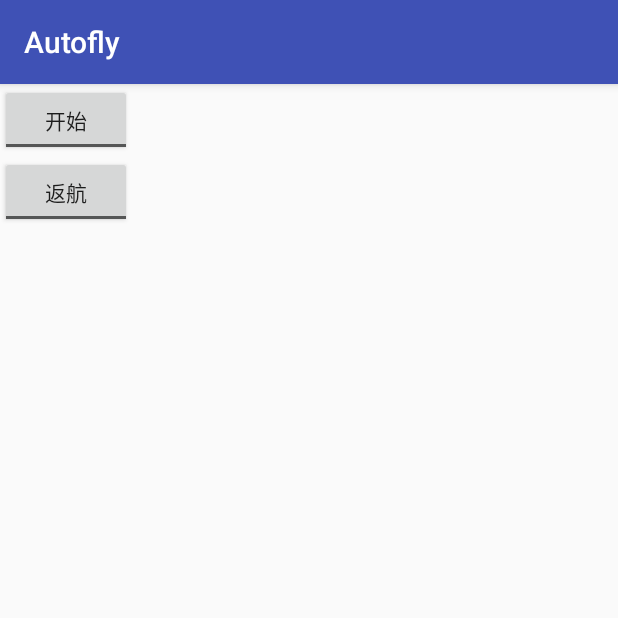
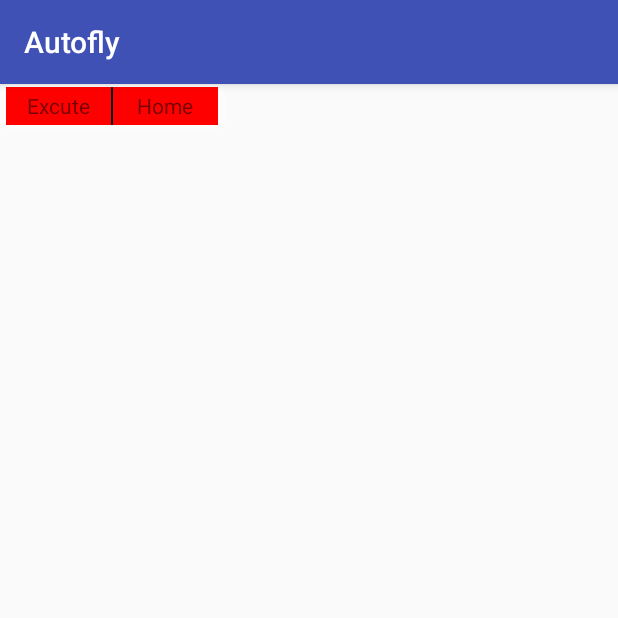
Before and after one commit to WangWeight/hanyupinyin, an Android app: the fragment MissionFrg shown on its own in the app's theme, on a phone screen of 412 x 824 dp, the top half of it. Run offline under Robolectric (Android 15) with nearby library versions, the phone set to English and light mode, and no system bars.

Commit message:
Temp commit

```diff
--- a/app/src/main/java/com/ev4ngel/myapplication/MissionFrg.java
+++ b/app/src/main/java/com/ev4ngel/myapplication/MissionFrg.java
@@ -3,6 +3,7 @@ package com.ev4ngel.myapplication;
 import android.app.AlertDialog;
 import android.app.Fragment;
 import android.content.DialogInterface;
+import android.graphics.Color;
 import android.os.Bundle;
 import android.support.annotation.Nullable;
 import android.view.LayoutInflater;
@@ -19,8 +20,8 @@ import com.ev4ngel.autofly_prj.OnMissionListener;
  * Created by Administrator on 2016/8/9.
  */
 public class MissionFrg extends Fragment implements DialogInterface.OnClickListener,
-        SeekBar.OnSeekBarChangeListener ,
-        CompoundButton.OnCheckedChangeListener{
+        SeekBar.OnSeekBarChangeListener,
+        View.OnClickListener{
     OnMissionListener mListener;
     SeekBar fly_speed_sb;
     SeekBar rotate_speed_sb;
@@ -28,16 +29,18 @@ public class MissionFrg extends Fragment implements DialogInterface.OnClickListe
     TextView fly_speed_tv;
     TextView rotate_speed_tv;
     TextView return_height_tv;
-    ToggleButton mission_opt_tb;
-    ToggleButton gohome_opt_tb;
+    View mission_opt_tb;
+    Boolean isMissionClick=false;
+    View gohome_opt_tb;
+    Boolean isGoHomeClick=false;
     AlertDialog ask_dialog;
     AlertDialog ask_home_dialog;
     @Nullable
     @Override
     public View onCreateView(LayoutInflater inflater, ViewGroup container, Bundle savedInstanceState) {
         View layout=inflater.inflate(R.layout.frg_mission_layout,container,false);
-        mission_opt_tb=(ToggleButton)layout.findViewById(R.id.mission_opt_tb);
-        gohome_opt_tb=(ToggleButton)layout.findViewById(R.id.gohome_opt_tb);
+        mission_opt_tb=layout.findViewById(R.id.mission_opt_tb);
+        gohome_opt_tb=layout.findViewById(R.id.gohome_opt_tb);
         View v=LayoutInflater.from(getActivity()).inflate(R.layout.frg_missionfrg_dialog,null);
         ask_dialog=new AlertDialog.Builder(getActivity())
                 .setTitle("确定信息")
@@ -66,9 +69,9 @@ public class MissionFrg extends Fragment implements DialogInterface.OnClickListe
 
     public void init_listeners()
     {
-        //gohome_opt_tb.setOnClickListener(this);
-        //mission_opt_tb.setOnClickListener(this);
-        mission_opt_tb.setOnCheckedChangeListener(this);
+        gohome_opt_tb.setOnClickListener(this);
+        mission_opt_tb.setOnClickListener(this);
+
     }
     public void setFly_speed(float value)
     {
@@ -82,34 +85,17 @@ public class MissionFrg extends Fragment implements DialogInterface.OnClickListe
     }
 
     @Override
-    public void onCheckedChanged(CompoundButton buttonView, boolean isChecked) {
-        if(!buttonView.isPressed()) return;
-        if(buttonView.getId()==mission_opt_tb.getId())
-        {
-            if(isChecked)
-            {
-                ask_dialog.show();
-            }else{
-                mListener.onStopMission();
-            //stop mission here
-                //mListener.onPrepareMission(0,0,MissionOptSignal.MOS_STOP);
-            }
-        }else if(buttonView.getId()==gohome_opt_tb.getId()){
-
-        }
-    }
-
-    @Override
     public void onClick(DialogInterface dialog, int which) {
         if(dialog!=null )
             if(dialog.toString().equals(ask_dialog.toString()))
             {
                 if(which==DialogInterface.BUTTON_POSITIVE){
-                    mListener.onPrepareMission(fly_speed_sb.getProgress(),return_height_sb.getProgress(),MissionOptSignal.MOS_PREPARE);
+                    mListener.onPrepareMission(fly_speed_sb.getProgress(), return_height_sb.getProgress(), MissionOptSignal.MOS_PREPARE);
+                    isMissionClick=!isMissionClick;
+                    mission_opt_tb.setBackgroundColor(Color.GREEN);
 
-                    mission_opt_tb.setChecked(true);
                 }else{
-                    mission_opt_tb.setChecked(false);
+
                 }
             }else if(dialog.toString().equals(ask_home_dialog.toString())){
                 mListener.onGoHomeMission();
@@ -128,6 +114,29 @@ public class MissionFrg extends Fragment implements DialogInterface.OnClickListe
             }
         }
     }
+    private void resetColor(){
+        gohome_opt_tb.setBackgroundColor(Color.RED);
+        mission_opt_tb.setBackgroundColor(Color.RED);
+    }
+    @Override
+    public void onClick(View v) {
+        resetColor();
+        if(v.getId()==mission_opt_tb.getId()){
+            if(!isMissionClick) {
+                ask_dialog.show();
+            }else{
+                isMissionClick=!isMissionClick;
+
+            }
+        }else if(v.getId()==gohome_opt_tb.getId()){
+            if(!isGoHomeClick){
+                isGoHomeClick=!isGoHomeClick;
+                gohome_opt_tb.setBackgroundColor(Color.GREEN);
+            }else{
+                isGoHomeClick=!isGoHomeClick;
+            }
+        }
+    }
 
     @Override
     public void onStartTrackingTouch(SeekBar seekBar) {
--- /dev/null
+++ b/app/src/main/res/drawable/mission_bg_red.xml
@@ -0,0 +1,5 @@
+<?xml version="1.0" encoding="utf-8"?>
+<shape xmlns:android="http://schemas.android.com/apk/res/android" >
+    <corners android:radius="5dp"/>
+    <solid android:color="#66ffffff"/>
+</shape>
--- a/app/src/main/res/layout/frg_mission_layout.xml
+++ b/app/src/main/res/layout/frg_mission_layout.xml
@@ -1,20 +1,29 @@
 <?xml version="1.0" encoding="utf-8"?>
 <LinearLayout xmlns:android="http://schemas.android.com/apk/res/android"
-              android:orientation="vertical"
-              android:layout_width="match_parent"
-              android:layout_height="match_parent">
-    <ToggleButton
-        android:layout_width="wrap_content"
-        android:layout_height="wrap_content"
-        android:textOff="开始"
-        android:textOn="暂停"
+              android:orientation="horizontal"
+              android:background="@drawable/mission_bg_red"
+              android:layout_width="150dp"
+              android:layout_height="30dp">
+    <TextView
+        android:layout_width="70dp"
+        android:layout_height="25dp"
+        android:layout_marginLeft="4dp"
         android:id="@+id/mission_opt_tb"
-        android:checked="false"/>
-    <ToggleButton
-        android:layout_width="wrap_content"
-        android:layout_height="wrap_content"
-        android:textOn="返航中"
-        android:textOff="返航"
+        android:background="#ff0000"
+        android:layout_gravity="center_vertical"
+        android:gravity="center_horizontal|center_vertical"
+        android:text="Excute"/>
+    <View
+        android:layout_width="1dp"
+        android:layout_height="25dp"
+        android:layout_gravity="center_vertical"
+        android:background="#000000"/>
+    <TextView
+        android:layout_width="70dp"
+        android:layout_height="25dp"
+        android:layout_gravity="center_vertical"
         android:id="@+id/gohome_opt_tb"
-        android:checked="false"/>
+        android:background="#ff0000"
+        android:gravity="center_horizontal|center_vertical"
+        android:text="Home"/>
 </LinearLayout>
--- a/app/src/main/res/values/dimens.xml
+++ b/app/src/main/res/values/dimens.xml
@@ -14,5 +14,5 @@
     <dimen name="statefrg_width">110dp</dimen>
     <dimen name="statefrg_title_size">10dp</dimen>
     <dimen name="posfrg_pos_width">120dp</dimen>
-    <dimen name="posfrg_pos_title_width">70dp</dimen>
+    <dimen name="posfrg_pos_title_width">80dp</dimen>
 </resources>
```
Also changed, not shown: app/src/main/java/com/ev4ngel/autofly_prj/FPView_frg.java (+20 -5 lines), app/src/main/java/com/ev4ngel/myapplication/CustomMission.java (+41 -1 lines), app/src/main/java/com/ev4ngel/myapplication/MainActivity.java (+77 -36 lines), app/src/main/java/com/ev4ngel/myapplication/T.java (+2 -7 lines), app/src/main/java/com/ev4ngel/myapplication/Tools.java (deleted, +0 -43 lines), app/src/main/res/drawable/mission_bg_green.xml (added, +18 -0 lines), app/src/main/res/drawable/mission_but_left.xml (added, +18 -0 lines), app/src/main/res/drawable/mission_but_right.xml (added, +19 -0 lines), app/src/main/res/layout/app_bar_main.xml (+12 -8 lines), app/src/main/res/layout/frag_fpv_layout.xml (+15 -4 lines), app/src/main/res/layout/frg_missionfrg_dialog.xml (+14 -1 lines), app/src/main/res/layout/positionfrg_layout.xml (+12 -8 lines).
